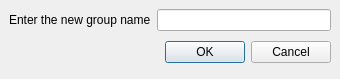
tkrotoff/WengoPhone, file wengophone/src/presentation/qt/contactlist/RenameGroupDialog.ui: the form before one commit.
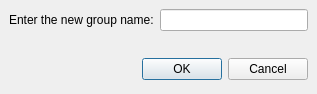
The form after the commit.

The edit to the form file:
```diff
--- a/wengophone/src/presentation/qt/contactlist/RenameGroupDialog.ui
+++ b/wengophone/src/presentation/qt/contactlist/RenameGroupDialog.ui
@@ -8,8 +8,8 @@
    <rect>
     <x>0</x>
     <y>0</y>
-    <width>340</width>
-    <height>79</height>
+    <width>317</width>
+    <height>94</height>
    </rect>
   </property>
   <property name="windowTitle" >
@@ -22,17 +22,40 @@
    <property name="spacing" >
     <number>6</number>
    </property>
-   <item row="0" column="1" >
-    <widget class="QLineEdit" name="groupName" />
-   </item>
    <item row="0" column="0" >
-    <widget class="QLabel" name="label" >
-     <property name="text" >
-      <string>Enter the new group name</string>
+    <layout class="QGridLayout" >
+     <property name="margin" >
+      <number>0</number>
      </property>
-    </widget>
+     <property name="spacing" >
+      <number>6</number>
+     </property>
+     <item row="0" column="0" >
+      <widget class="QLabel" name="label" >
+       <property name="text" >
+        <string>Enter the new group name:</string>
+       </property>
+      </widget>
+     </item>
+     <item row="0" column="1" >
+      <widget class="QLineEdit" name="groupName" />
+     </item>
+    </layout>
    </item>
-   <item row="1" column="0" colspan="2" >
+   <item row="1" column="0" >
+    <spacer>
+     <property name="orientation" >
+      <enum>Qt::Vertical</enum>
+     </property>
+     <property name="sizeHint" >
+      <size>
+       <width>20</width>
+       <height>40</height>
+      </size>
+     </property>
+    </spacer>
+   </item>
+   <item row="2" column="0" >
     <layout class="QHBoxLayout" >
      <property name="margin" >
       <number>0</number>
```
